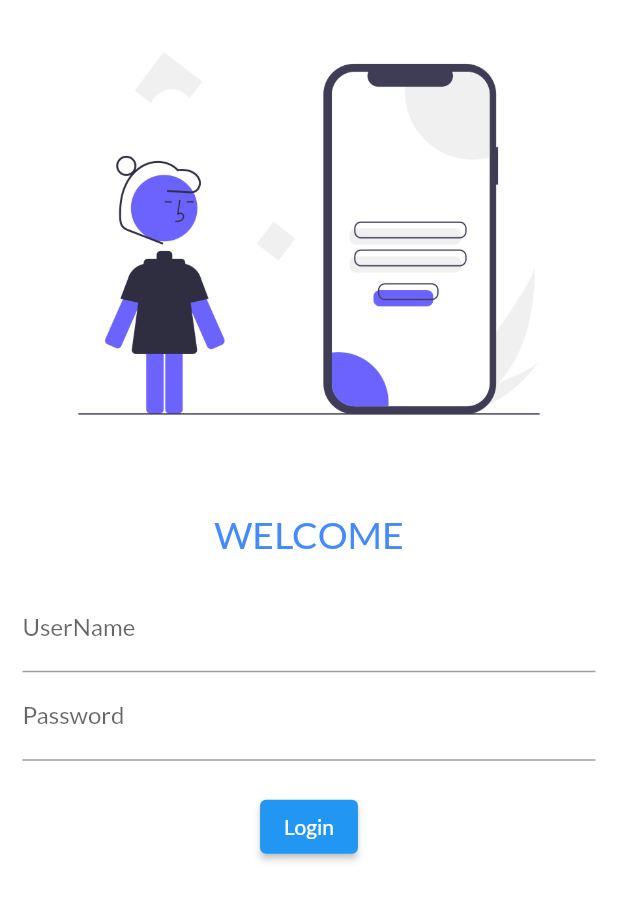
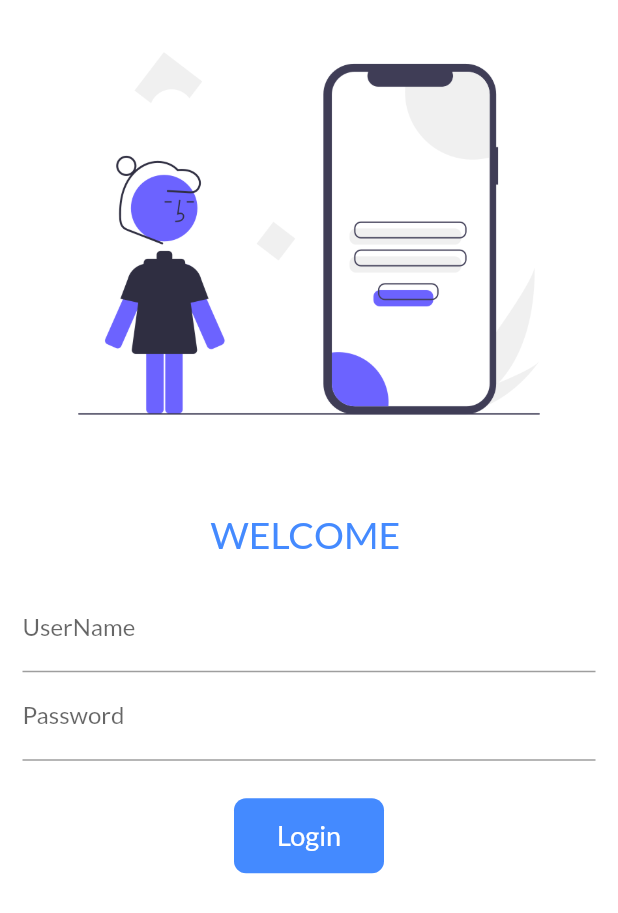
Before and after one commit to yash-makwana/FlutterwithCodepur, a Flutter app: the screen it shows after launch, on a phone screen of 412 x 824 dp. Shown: the top 913 px of the screen. Run offline on Flutter 3.47's test engine with Material 2 defaults, Android fonts, the phone set to English and light mode, and no system bars; our stand-ins replace google_fonts.

Commit message:
Day 5 Completed

```diff
--- a/lib/main.dart
+++ b/lib/main.dart
@@ -1,6 +1,7 @@
 import 'package:flutter/material.dart';
 import 'package:fultter_catelog/pages/home_page.dart';
 import 'package:fultter_catelog/pages/login_page.dart';
+import 'package:fultter_catelog/utilities/route.dart';
 import 'package:google_fonts/google_fonts.dart';
 
 
@@ -22,10 +23,11 @@ class MyApp extends StatelessWidget {
         fontFamily: GoogleFonts.lato().fontFamily,
 
       ),
-      initialRoute: "/home",
+      initialRoute: "/",
       routes: {
-        "/home" : (context) =>  const LoginPage(),
-        "/" : (context) => const HomePage(),
+        "/" : (context) => const LoginPage(),
+        MyRoute.homePage : (context) =>  const HomePage(),
+        MyRoute.loginPage : (context) => const LoginPage(),
       },
     );
   }
--- a/lib/pages/login_page.dart
+++ b/lib/pages/login_page.dart
@@ -1,20 +1,29 @@
 import 'package:flutter/material.dart';
+import 'package:fultter_catelog/utilities/route.dart';
 
-class LoginPage extends StatelessWidget {
+class LoginPage extends StatefulWidget {
   const LoginPage({Key? key}) : super(key: key);
 
+  @override
+  State<LoginPage> createState() => _LoginPageState();
+}
+
+class _LoginPageState extends State<LoginPage> {
+  String name = "";
+  bool current = false;
   @override
 
   Widget build(BuildContext context) {
     return Material(
       color: Colors.white,
+      child: SingleChildScrollView(
               child: Column(
           children: [
             Image.asset("assets/images/login.png",
             fit: BoxFit.cover,
             ),
             const SizedBox(height: 30),
-          const Text("WELCOME", style: TextStyle(
+            Text("WELCOME $name", style: const TextStyle(
               color: Colors.blueAccent,
               fontSize: 25,
               fontWeight: FontWeight.w500,
@@ -30,6 +39,12 @@ class LoginPage extends StatelessWidget {
                   hintText : "Enter User Name",
                   label : Text("UserName"),
                 ),
+                onChanged:(value){
+                    name = value;
+                    setState(() {
+
+                    });
+                },
               ),
 
                   TextFormField(
@@ -40,16 +55,42 @@ class LoginPage extends StatelessWidget {
                 )
               ),
 
-              const SizedBox(height:20),
+                const SizedBox(height:25),
+                InkWell(
+                  onTap : () async {
+                    setState(() {
+                      current = true;
 
-              ElevatedButton(
-                onPressed: (){
-                  // ignore: avoid_print
-                  print("Hey Yash");
+                    });
+                    await Future.delayed(const Duration(seconds: 1));
+                    Navigator.pushNamed(context, MyRoute.homePage);
                   },
-                style : TextButton.styleFrom(primary: Colors.white) ,
-                child: const Text("Login"),
+                    child: AnimatedContainer(
+                    height: 50,
+                    width: current?50:100,
+
+                    alignment : Alignment.center,
+                    child: current?const Icon(Icons.done,color: Colors.white):
+                      const Text("Login",style: TextStyle(color: Colors.white,fontSize: 18,
                   ),
+                  ),
+                  decoration : BoxDecoration(
+                    color: Colors.blueAccent,
+                    //shape : current?BoxShape.circle:BoxShape.rectangle,
+                    borderRadius : BorderRadius.circular(current?50:8),
+
+                  ),
+                  duration: const Duration(seconds : 1),
+                  ),
+                )
+                // ElevatedButton(
+                //   onPressed: (){
+                //
+
+                //    },
+                //   style : TextButton.styleFrom(minimumSize: const Size(100, 35)) ,
+                //   child: const Text("Login"),
+                //    ),
 
                 ],
 
@@ -61,6 +102,7 @@ class LoginPage extends StatelessWidget {
           ],
 
         ),
+      ),
 
     );
   }
--- /dev/null
+++ b/lib/utilities/route.dart
@@ -0,0 +1,4 @@
+class MyRoute{
+  static String loginPage = "/login";
+  static String homePage = "/home";
+}
```
Lines whose indentation alone changed are shown as unchanged.
